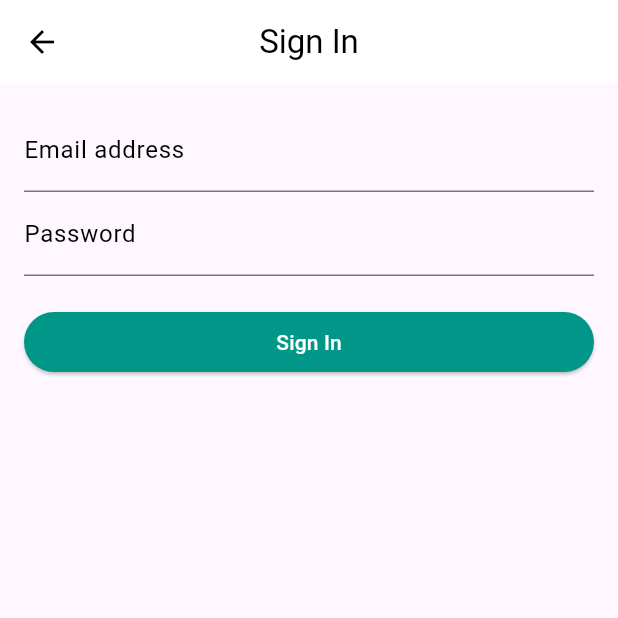
After one commit to ali-mansour21/Market-Root, a Flutter app: the SignInScreen screen opened directly, on a phone screen of 412 x 824 dp, the top half of it. The commit adds this screen. Run offline on Flutter 3.47's test engine with Material 3 defaults, Android fonts, the light colour scheme and no system bars; our stand-ins replace shared_preferences; accounts and stored records are empty.

Commit message:
Create the sign in screen

```diff
--- a/mobile/lib/screens/profile_screen.dart
+++ b/mobile/lib/screens/profile_screen.dart
@@ -1,5 +1,6 @@
 import 'package:flutter/material.dart';
 import 'package:mobile/screens/account_creation_screen.dart';
+import 'package:mobile/screens/sign_in_screen.dart';
 import 'package:mobile/widgets/custom_navigation_bar.dart';
 
 class ProfileScreen extends StatefulWidget {
@@ -42,7 +43,13 @@ class _ProfileScreenState extends State<ProfileScreen> {
                       SizedBox(
                         width: 155,
                         child: ElevatedButton(
-                          onPressed: () {},
+                          onPressed: () {
+                            Navigator.push(
+                                context,
+                                MaterialPageRoute(
+                                  builder: (context) => const SignInScreen(),
+                                ));
+                          },
                           style: ElevatedButton.styleFrom(
                             backgroundColor: Colors.teal,
                             side: const BorderSide(color: Colors.teal),
--- /dev/null
+++ b/mobile/lib/screens/sign_in_screen.dart
@@ -0,0 +1,87 @@
+import 'package:flutter/material.dart';
+
+class SignInScreen extends StatefulWidget {
+  const SignInScreen({super.key});
+
+  @override
+  _SignInScreenState createState() => _SignInScreenState();
+}
+
+class _SignInScreenState extends State<SignInScreen> {
+  final _formKey = GlobalKey<FormState>();
+
+  @override
+  Widget build(BuildContext context) {
+    return Scaffold(
+      appBar: AppBar(
+        backgroundColor: Colors.white,
+        title: const Text('Sign In', style: TextStyle(color: Colors.black)),
+        centerTitle: true,
+        elevation: 0,
+        leading: IconButton(
+          icon: const Icon(Icons.arrow_back, color: Colors.black),
+          onPressed: () {
+            Navigator.pop(context);
+          },
+        ),
+      ),
+      body: Padding(
+        padding: const EdgeInsets.all(16.0),
+        child: Form(
+          key: _formKey,
+          child: ListView(
+            children: [
+              TextFormField(
+                cursorColor: Colors.teal,
+                decoration: const InputDecoration(
+                  labelText: 'Email address',
+                  labelStyle: TextStyle(color: Colors.black),
+                  focusedBorder: UnderlineInputBorder(
+                    borderSide: BorderSide(color: Colors.teal),
+                  ),
+                ),
+                validator: (value) {
+                  if (value == null || value.isEmpty) {
+                    return 'Please enter your email address';
+                  }
+                  return null;
+                },
+              ),
+              TextFormField(
+                cursorColor: Colors.teal,
+                decoration: const InputDecoration(
+                  labelText: 'Password',
+                  labelStyle: TextStyle(color: Colors.black),
+                  focusedBorder: UnderlineInputBorder(
+                    borderSide: BorderSide(color: Colors.teal),
+                  ),
+                ),
+                obscureText: true,
+                validator: (value) {
+                  if (value == null || value.isEmpty) {
+                    return 'Please enter your password';
+                  }
+                  return null;
+                },
+              ),
+              const SizedBox(height: 20),
+              SizedBox(
+                width: double.infinity,
+                child: ElevatedButton(
+                  onPressed: () {},
+                  style: ElevatedButton.styleFrom(
+                    backgroundColor: Colors.teal,
+                  ),
+                  child: const Text(
+                    'Sign In',
+                    style: TextStyle(color: Colors.white),
+                  ),
+                ),
+              ),
+            ],
+          ),
+        ),
+      ),
+    );
+  }
+}
```
